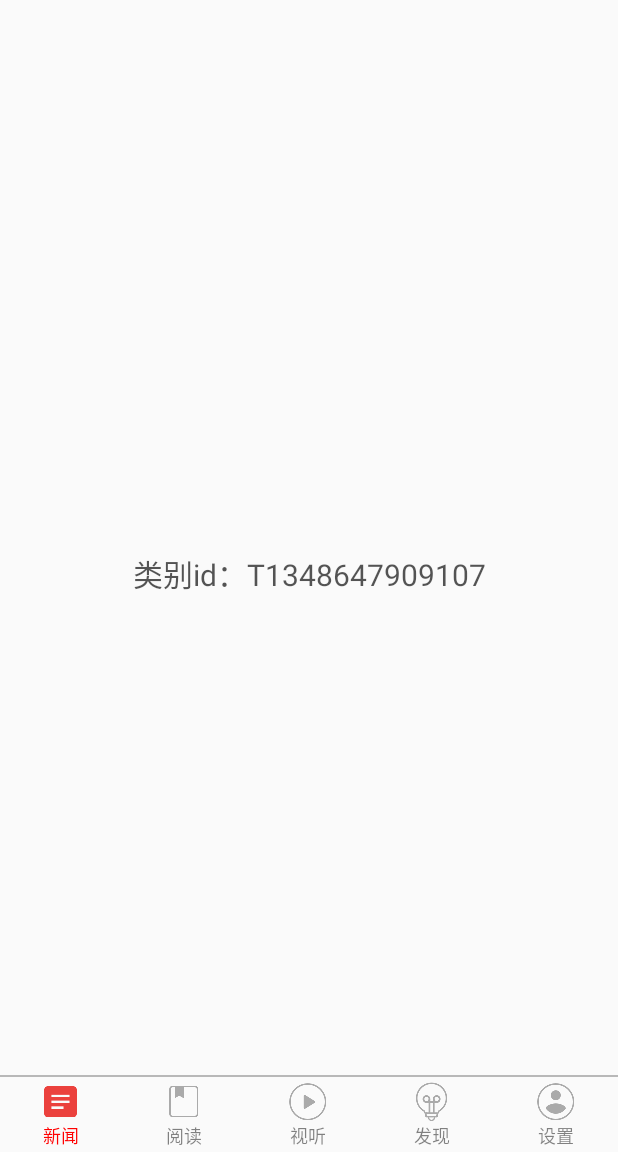
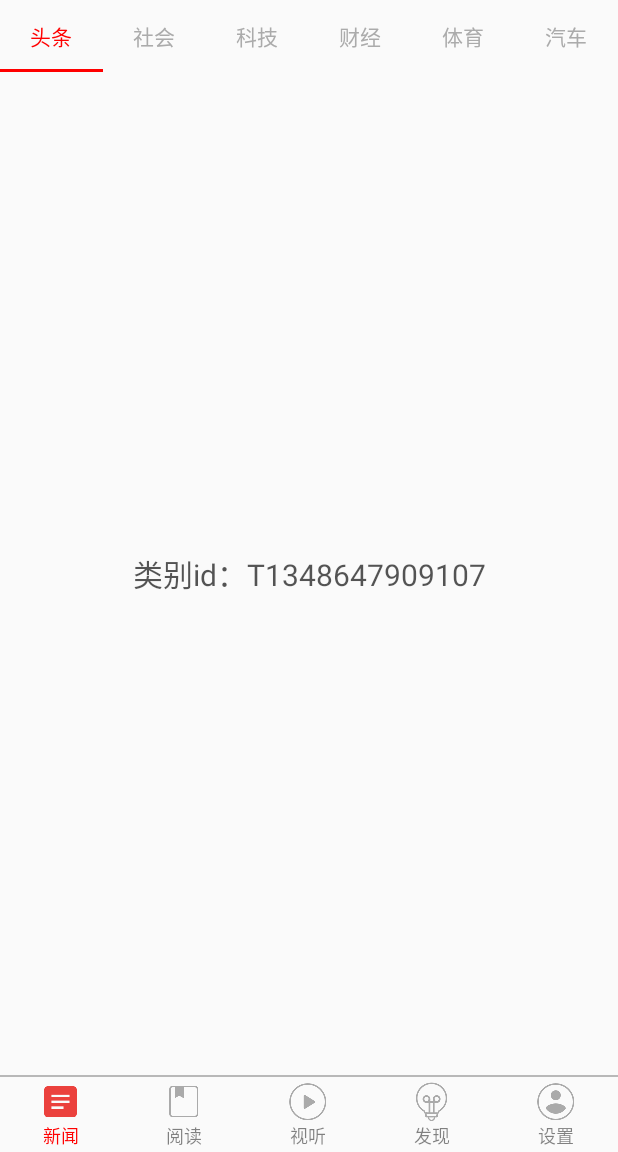
Before and after one commit to Jhonson2/NewsClientTest, an Android app: the MainFragment01 screen opened directly, with no data from a screen before it, on a phone screen of 412 x 824 dp, the part 84-1236 px from its top. Run offline under Robolectric (Android 15) with nearby library versions, the phone set to English and light mode, and no system bars.

Commit message:
TabLayout新闻类别显示+ViewPager绑定使用

```diff
--- a/app/src/main/java/com/example/dellc/newsclienttest/fragment/MainFragment01.java
+++ b/app/src/main/java/com/example/dellc/newsclienttest/fragment/MainFragment01.java
@@ -75,7 +75,14 @@ public class MainFragment01 extends BaseFragment {
             public int getCount() {
                 return fragments.size();
             }
+
+            @Override   // 返回TabLayout显示的标题
+            public CharSequence getPageTitle(int position) {
+                return titles[position];
+            }
         });
+        //绑定TabLayout和ViewPager,显示TabLayout内容
+        tabLayout.setupWithViewPager(viewPager);
     }
 
     @Override
--- a/app/src/main/res/layout/fragment_main_01.xml
+++ b/app/src/main/res/layout/fragment_main_01.xml
@@ -4,12 +4,16 @@
     android:orientation="vertical"
     android:gravity="center"
     android:layout_width="match_parent"
-    android:layout_height="match_parent">
+    android:layout_height="match_parent"
+    xmlns:app="http://schemas.android.com/apk/res-auto">
 
     <android.support.design.widget.TabLayout
         android:id="@+id/tab_layout"
         android:layout_width="match_parent"
-        android:layout_height="wrap_content"/>
+        android:layout_height="wrap_content"
+        app:tabIndicatorColor="@color/tab_text_checked"
+        app:tabTextColor="@color/tab_text_normal"
+        app:tabSelectedTextColor="@color/tab_text_checked"/>
 
     <android.support.v4.view.ViewPager
         android:id="@+id/view_pager_02"
```
